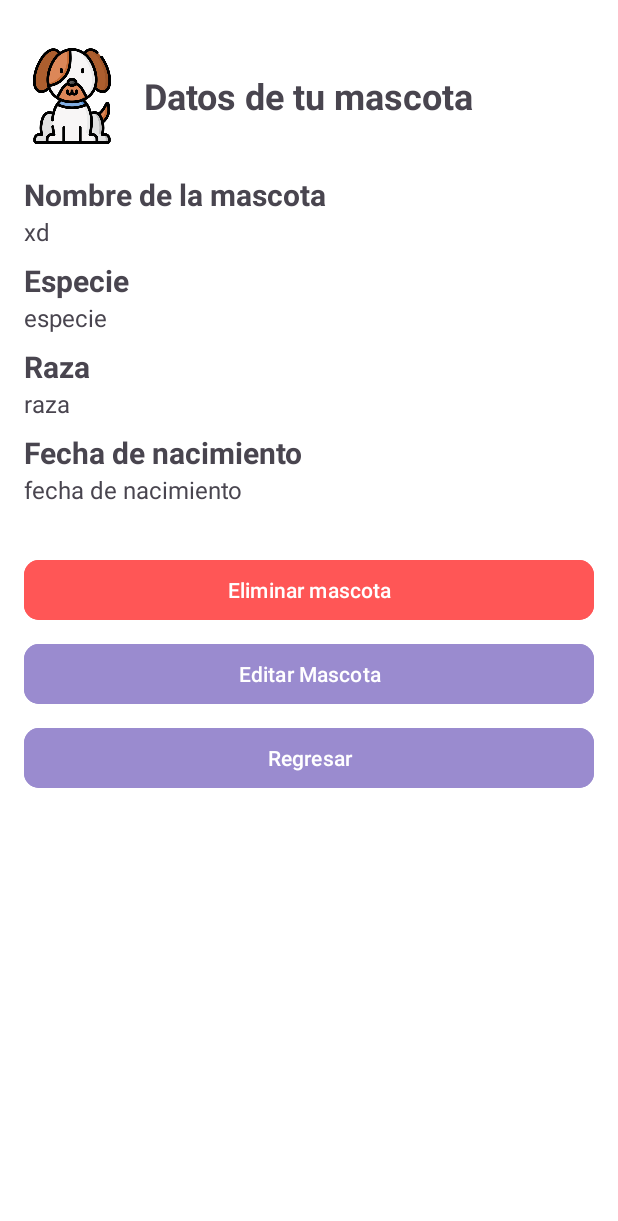
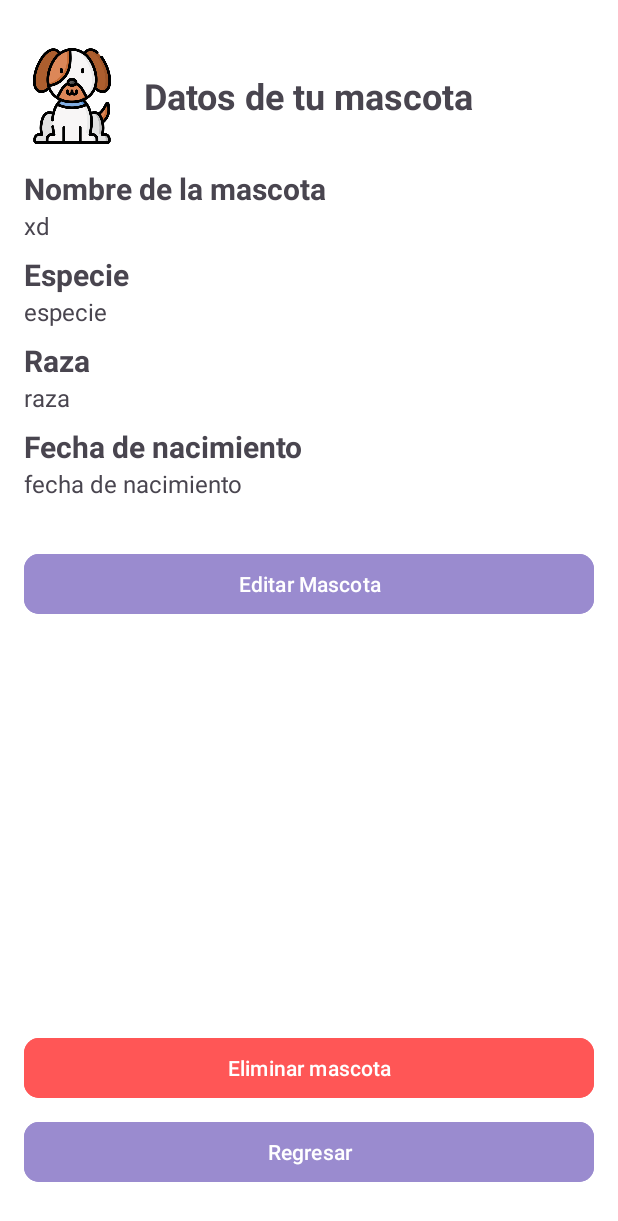
Before and after one commit to quiquermn/PetCarePro, an Android app: the DetalleMascotaActivity screen opened directly, with no data from a screen before it, on a phone screen of 412 x 824 dp. Shown: the top 1221 px of the screen. Run offline under Robolectric (Android 15) with nearby library versions, the phone set to English and light mode, and no system bars; 1 statement that could not run was skipped.

Commit message:
Añadido el editar y la navegacion entre los fragmentos

```diff
--- a/app/build.gradle.kts
+++ b/app/build.gradle.kts
@@ -32,7 +32,9 @@ android {
 }
 
 dependencies {
-
+    val navVersion = "2.7.7"
+    implementation("androidx.navigation:navigation-fragment:$navVersion")
+    implementation("androidx.navigation:navigation-ui:$navVersion")
     implementation(libs.appcompat)
     implementation(libs.material)
     implementation(libs.activity)
--- /dev/null
+++ b/app/src/main/java/com/example/petcarepro/VisualizarMascotaFragment.java
@@ -0,0 +1,63 @@
+package com.example.petcarepro;
+
+import android.content.Intent;
+import android.os.Bundle;
+
+import androidx.annotation.NonNull;
+import androidx.annotation.Nullable;
+import androidx.fragment.app.Fragment;
+import androidx.navigation.Navigation;
+
+import android.view.LayoutInflater;
+import android.view.View;
+import android.view.ViewGroup;
+import android.widget.Button;
+import android.widget.TextView;
+
+import com.example.petcarepro.model.Mascota;
+
+
+public class VisualizarMascotaFragment extends Fragment {
+    @Override
+    public View onCreateView(LayoutInflater inflater, ViewGroup container,
+                             Bundle savedInstanceState) {
+        // Inflate the layout for this fragment
+        return inflater.inflate(R.layout.fragment_visualizar_mascota, container, false);
+    }
+
+    @Override
+    public void onViewCreated(@NonNull View view, @Nullable Bundle savedInstanceState) {
+        super.onViewCreated(view, savedInstanceState);
+        Button buttonEditar = view.findViewById(R.id.buttonEditar);
+
+        // Obtenido de: https://stackoverflow.com/questions/73598778/passing-data-from-activity-to-fragmentnavigation-component#73599612
+        // Obtiene la mascota del intent que se utilizó para abrir la actividad principal
+        Intent intent = requireActivity().getIntent();
+        if (intent == null) {
+            return;
+        }
+
+        Mascota mascota = (Mascota) intent.getSerializableExtra("mascota");
+
+        if (mascota == null) {
+            return;
+        }
+
+        TextView nombreText = view.findViewById(R.id.nombreMascotaDetalles);
+        TextView especieText = view.findViewById(R.id.especieMascotaDetalles);
+        TextView razaText = view.findViewById(R.id.razaMascotaDetalles);
+        TextView fechaNacimientoText = view.findViewById(R.id.fechaNacimientoMascotaDetalles);
+
+        nombreText.setText(mascota.getNombre());
+        especieText.setText(mascota.getEspecie());
+        razaText.setText(mascota.getRaza());
+        fechaNacimientoText.setText(mascota.getFechaNacimiento());
+
+        buttonEditar.setOnClickListener(new View.OnClickListener() {
+            @Override
+            public void onClick(View v) {
+                Navigation.findNavController(v).navigate(R.id.editarMascotaFragment);
+            }
+        });
+    }
+}
--- a/app/src/main/java/com/example/petcarepro/db/Mascotas.java
+++ b/app/src/main/java/com/example/petcarepro/db/Mascotas.java
@@ -4,6 +4,7 @@ import android.content.ContentValues;
 import android.database.Cursor;
 import android.database.SQLException;
 import android.database.sqlite.SQLiteDatabase;
+import android.util.Log;
 
 import com.example.petcarepro.model.Mascota;
 
--- a/app/src/main/java/com/example/petcarepro/model/Mascota.java
+++ b/app/src/main/java/com/example/petcarepro/model/Mascota.java
@@ -30,6 +30,7 @@ public class Mascota implements Serializable {
         this.fechaNacimiento = fechaNacimiento;
         this.idUsuario = idUsuario;
     }
+
 
     public Mascota(Mascota mascota, int idMascota) {
         this.nombre = mascota.getNombre();
--- a/app/src/main/res/layout/activity_detalle_mascota.xml
+++ b/app/src/main/res/layout/activity_detalle_mascota.xml
@@ -26,6 +26,7 @@
         <LinearLayout
             android:layout_width="match_parent"
             android:layout_height="wrap_content"
+            android:layout_marginBottom="16dp"
             android:orientation="horizontal">
 
             <ImageView
@@ -46,65 +47,22 @@
 
         </LinearLayout>
 
-        <TextView
+
+        <androidx.fragment.app.FragmentContainerView
+            android:id="@+id/fragmentContainerView"
+            android:name="androidx.navigation.fragment.NavHostFragment"
             android:layout_width="match_parent"
+            android:layout_height="match_parent"
+            android:layout_weight="1"
+            app:defaultNavHost="true"
+            app:navGraph="@navigation/navegador"
+            tools:layout="@layout/fragment_editar_mascota" />
+
+        <LinearLayout
+            android:layout_width="fill_parent"
             android:layout_height="wrap_content"
-            android:layout_marginTop="20dp"
-            android:text="Nombre de la mascota"
-            android:textSize="20sp"
-            android:textStyle="bold" />
-
-        <TextView
-            android:id="@+id/nombreMascotaDetalles"
-            android:layout_width="match_parent"
-            android:layout_height="wrap_content"
-            android:text="xd"
-            android:textSize="16sp" />
-
-        <TextView
-            android:layout_width="match_parent"
-            android:layout_height="wrap_content"
-            android:layout_marginTop="8dp"
-            android:text="Especie"
-            android:textSize="20sp"
-            android:textStyle="bold" />
-
-        <TextView
-            android:id="@+id/especieMascotaDetalles"
-            android:layout_width="match_parent"
-            android:layout_height="wrap_content"
-            android:text="especie"
-            android:textSize="16sp" />
-
-        <TextView
-            android:layout_width="match_parent"
-            android:layout_height="wrap_content"
-            android:layout_marginTop="8dp"
-            android:text="Raza"
-            android:textSize="20sp"
-            android:textStyle="bold" />
-
-        <TextView
-            android:id="@+id/razaMascotaDetalles"
-            android:layout_width="match_parent"
-            android:layout_height="wrap_content"
-            android:text="raza"
-            android:textSize="16sp" />
-
-        <TextView
-            android:layout_width="match_parent"
-            android:layout_height="wrap_content"
-            android:layout_marginTop="8dp"
-            android:text="Fecha de nacimiento"
-            android:textSize="20sp"
-            android:textStyle="bold" />
-
-        <TextView
-            android:id="@+id/fechaNacimientoMascotaDetalles"
-            android:layout_width="match_parent"
-            android:layout_height="wrap_content"
-            android:text="fecha de nacimiento"
-            android:textSize="16sp" />
+            android:layout_weight="0"
+            android:orientation="vertical">
 
             <Button
                 android:id="@+id/buttonEliminar"
@@ -114,14 +72,16 @@
                 android:backgroundTint="#FF5656"
                 android:text="Eliminar mascota"
                 app:cornerRadius="10dp" />
-        <Button
-            android:id="@+id/buttonEditar"
-            android:layout_width="match_parent"
-            android:layout_height="wrap_content"
-            android:layout_marginTop="8dp"
-            android:backgroundTint="#9A8BCF"
-            android:text="Editar Mascota"
-            app:cornerRadius="10dp" />
+
+            <!--            <Button-->
+            <!--                android:id="@+id/buttonEditar"-->
+            <!--                android:layout_width="match_parent"-->
+            <!--                android:layout_height="wrap_content"-->
+            <!--                android:layout_marginTop="8dp"-->
+            <!--                android:backgroundTint="#9A8BCF"-->
+            <!--                android:text="Editar Mascota"-->
+            <!--                app:cornerRadius="10dp" />-->
+
             <Button
                 android:id="@+id/buttonRegresar"
                 android:layout_width="match_parent"
@@ -130,6 +90,7 @@
                 android:backgroundTint="#9A8BCF"
                 android:text="Regresar"
                 app:cornerRadius="10dp" />
+        </LinearLayout>
 
     </LinearLayout>
 
--- /dev/null
+++ b/app/src/main/res/layout/fragment_visualizar_mascota.xml
@@ -0,0 +1,78 @@
+<?xml version="1.0" encoding="utf-8"?>
+<LinearLayout xmlns:android="http://schemas.android.com/apk/res/android"
+    xmlns:app="http://schemas.android.com/apk/res-auto"
+    xmlns:tools="http://schemas.android.com/tools"
+    android:layout_width="match_parent"
+    android:layout_height="wrap_content"
+    android:orientation="vertical"
+    tools:context=".VisualizarMascotaFragment">
+
+    <TextView
+        android:layout_width="match_parent"
+        android:layout_height="wrap_content"
+        android:text="Nombre de la mascota"
+        android:textSize="20sp"
+        android:textStyle="bold" />
+
+    <TextView
+        android:id="@+id/nombreMascotaDetalles"
+        android:layout_width="match_parent"
+        android:layout_height="wrap_content"
+        android:text="xd"
+        android:textSize="16sp" />
+
+    <TextView
+        android:layout_width="match_parent"
+        android:layout_height="wrap_content"
+        android:layout_marginTop="8dp"
+        android:text="Especie"
+        android:textSize="20sp"
+        android:textStyle="bold" />
+
+    <TextView
+        android:id="@+id/especieMascotaDetalles"
+        android:layout_width="match_parent"
+        android:layout_height="wrap_content"
+        android:text="especie"
+        android:textSize="16sp" />
+
+    <TextView
+        android:layout_width="match_parent"
+        android:layout_height="wrap_content"
+        android:layout_marginTop="8dp"
+        android:text="Raza"
+        android:textSize="20sp"
+        android:textStyle="bold" />
+
+    <TextView
+        android:id="@+id/razaMascotaDetalles"
+        android:layout_width="match_parent"
+        android:layout_height="wrap_content"
+        android:text="raza"
+        android:textSize="16sp" />
+
+    <TextView
+        android:layout_width="match_parent"
+        android:layout_height="wrap_content"
+        android:layout_marginTop="8dp"
+        android:text="Fecha de nacimiento"
+        android:textSize="20sp"
+        android:textStyle="bold" />
+
+    <TextView
+        android:id="@+id/fechaNacimientoMascotaDetalles"
+        android:layout_width="match_parent"
+        android:layout_height="wrap_content"
+        android:text="fecha de nacimiento"
+        android:textSize="16sp" />
+
+    <Button
+        android:id="@+id/buttonEditar"
+        android:layout_width="match_parent"
+        android:layout_height="wrap_content"
+        android:layout_marginTop="32dp"
+        android:backgroundTint="#9A8BCF"
+        android:text="Editar Mascota"
+        app:cornerRadius="10dp" />
+
+</LinearLayout>
--- /dev/null
+++ b/app/src/main/res/navigation/navegador.xml
@@ -0,0 +1,26 @@
+<?xml version="1.0" encoding="utf-8"?>
+<navigation xmlns:android="http://schemas.android.com/apk/res/android"
+    xmlns:app="http://schemas.android.com/apk/res-auto"
+    xmlns:tools="http://schemas.android.com/tools"
+    android:id="@+id/navegador"
+    app:startDestination="@id/visualizarMascotaFragment">
+
+    <fragment
+        android:id="@+id/visualizarMascotaFragment"
+        android:name="com.example.petcarepro.VisualizarMascotaFragment"
+        android:label="fragment_visualizar_mascota"
+        tools:layout="@layout/fragment_visualizar_mascota">
+        <action
+            android:id="@+id/action_visualizarMascotaFragment_to_editarMascotaFragment"
+            app:destination="@id/editarMascotaFragment" />
+    </fragment>
+    <fragment
+        android:id="@+id/editarMascotaFragment"
+        android:name="com.example.petcarepro.EditarMascotaFragment"
+        android:label="fragment_editar_mascota"
+        tools:layout="@layout/fragment_editar_mascota">
+        <action
+            android:id="@+id/action_editarMascotaFragment_to_visualizarMascotaFragment"
+            app:destination="@id/visualizarMascotaFragment" />
+    </fragment>
+</navigation>
```
Also changed, not shown: app/src/main/java/com/example/petcarepro/DetalleMascotaActivity.java (+1 -18 lines), app/src/main/java/com/example/petcarepro/EditarMascotaFragment.java (added, +107 -0 lines), app/src/main/java/com/example/petcarepro/InicioFragment.java (+5 -12 lines), app/src/main/res/layout/fragment_editar_mascota.xml (added, +93 -0 lines). Lines whose indentation alone changed are shown as unchanged.
